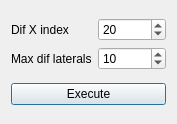
First picture: the form in data/qt/PlateLocation.ui, repository gstiebler/vision_workbench, before the edit.
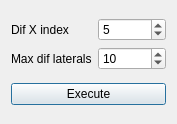
Second picture: the form after the edit.

Patch:
```diff
--- a/data/qt/PlateLocation.ui
+++ b/data/qt/PlateLocation.ui
@@ -39,8 +39,11 @@
      </item>
      <item row="0" column="1">
       <widget class="QSpinBox" name="difXSpin">
+       <property name="minimum">
+        <number>1</number>
+       </property>
        <property name="value">
-        <number>20</number>
+        <number>5</number>
        </property>
       </widget>
      </item>
```
Left out of the diff: 2 changed lines with no effect on the pictures.
